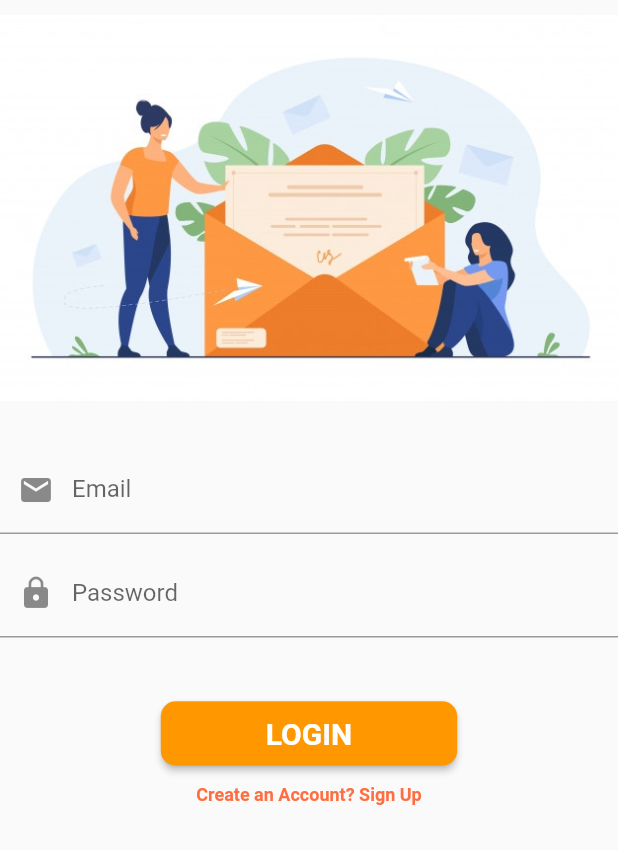
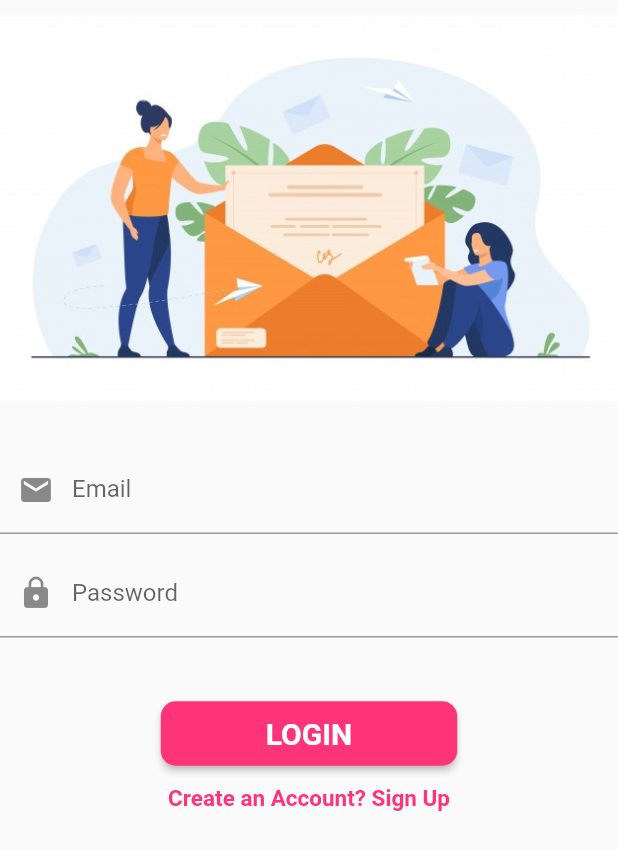
Before and after one commit to KavinduLiyanage/MyDiary-App, a Flutter app: the screen it shows after launch, after a tap on "LOGIN", on a phone screen of 412 x 824 dp. Shown: the top 850 px of the screen. Run offline on Flutter 3.47's test engine with Material 2 defaults, Android fonts, the phone set to English and light mode, and no system bars; our stand-ins replace animated_bottom_navigation_bar, cloud_firestore, date_format, firebase_auth, firebase_core, fl_chart and 3 more; accounts and stored records are empty.

Commit message:
Added sign out function

```diff
--- a/lib/Login.dart
+++ b/lib/Login.dart
@@ -1,5 +1,7 @@
 import 'package:flutter/material.dart';
 import 'package:firebase_auth/firebase_auth.dart';
+import 'package:mydiary/src/pages/root_app.dart';
+import 'package:mydiary/src/theme/colors.dart';
 import 'HomePage.dart';
 import 'SignUp.dart';
 
@@ -19,10 +21,9 @@ class _LoginState extends State<Login> {
     _auth.authStateChanges().listen((user) {
       if (user != null) {
         Navigator.push(
-            context, MaterialPageRoute(builder: (context) => HomePage()));
+            context, MaterialPageRoute(builder: (context) => RootApp()));
       }
     });
-
     @override
     void initState() {
       super.initState();
@@ -41,6 +42,7 @@ class _LoginState extends State<Login> {
         // FirebaseUser user = await _auth.signInWithEmailAndPassword(email: _email, password: _password);
         UserCredential user = await _auth.signInWithEmailAndPassword(
             email: _email, password: _password);
+        checkAuthentification();
       } catch (e) {
         print('catch inside');
         showError('error');
@@ -127,7 +129,7 @@ class _LoginState extends State<Login> {
                         shape: RoundedRectangleBorder(
                           borderRadius: BorderRadius.circular(10.0),
                         ),
-                        color: Colors.orange)
+                        color: primary)
                   ],
                 ),
               ),
@@ -136,8 +138,8 @@ class _LoginState extends State<Login> {
             GestureDetector(
               child: Text('Create an Account? Sign Up',
                   style: TextStyle(
-                      color: Colors.deepOrangeAccent,
-                      fontSize: 12.0,
+                      color: primary,
+                      fontSize: 15.0,
                       fontWeight: FontWeight.bold)),
               onTap: navigateToSignUp,
             )
--- a/lib/Start.dart
+++ b/lib/Start.dart
@@ -3,6 +3,7 @@ import 'package:flutter/material.dart';
 //import 'package:flutter_signin_button/flutter_signin_button.dart';
 import 'package:mydiary/Login.dart';
 import 'package:mydiary/SignUp.dart';
+import 'package:mydiary/src/theme/colors.dart';
 
 class Start extends StatefulWidget {
   @override
@@ -45,7 +46,7 @@ class _StartState extends State<Start> {
                         style: TextStyle(
                             fontSize: 30.0,
                             fontWeight: FontWeight.bold,
-                            color: Colors.orange))
+                            color: primary))
                   ]),
             ),
             SizedBox(height: 10.0),
@@ -71,7 +72,7 @@ class _StartState extends State<Start> {
                     shape: RoundedRectangleBorder(
                       borderRadius: BorderRadius.circular(10.0),
                     ),
-                    color: Colors.orange),
+                    color: primary),
                 SizedBox(width: 20.0),
                 RaisedButton(
                     padding: EdgeInsets.only(left: 30, right: 30),
@@ -87,7 +88,7 @@ class _StartState extends State<Start> {
                     shape: RoundedRectangleBorder(
                       borderRadius: BorderRadius.circular(10.0),
                     ),
-                    color: Colors.orange),
+                    color: primary),
               ],
             ),
             SizedBox(height: 30.0),
--- a/lib/src/pages/root_app.dart
+++ b/lib/src/pages/root_app.dart
@@ -160,12 +160,11 @@ class _RootAppState extends State<RootApp> {
                 ),
                 ListTile(
                   leading: Icon(Icons.phone),
-                  title: Text('Contact us'),
-                  // onTap: () {
-                  //   Navigator.pop(context);
-                  //   Navigator.push(
-                  //       context, MaterialPageRoute(builder: (_) => ContactUs()));
-                  // },
+                  title: Text('Sign Out'),
+                  onTap: () {
+                    Navigator.pop(context);
+                    signOut();
+                  },
                 ),
               ],
             ), // Populate the Drawer in the next step.
--- a/lib/src/screens/entry_list.dart
+++ b/lib/src/screens/entry_list.dart
@@ -14,6 +14,8 @@ class EntryList extends StatelessWidget {
   Widget build(BuildContext context) {
     final entryProvider = Provider.of<EntryProvider>(context);
     var size = MediaQuery.of(context).size;
+    bool searchState = true;
+
     return Scaffold(
       appBar: AppBar(
         title: Text('My Diary'),
@@ -21,7 +23,9 @@ class EntryList extends StatelessWidget {
           Icons.menu,
         ),
       ),
-      body: StreamBuilder<List<Entry>>(
+      body: !searchState
+          ? CircularProgressIndicator()
+          : StreamBuilder<List<Entry>>(
           stream: entryProvider.entries,
           builder: (context, snapshot) {
             return ListView.builder(
```
Also changed, not shown: lib/SignUp.dart (+7 -5 lines). Lines whose indentation alone changed are shown as unchanged.
